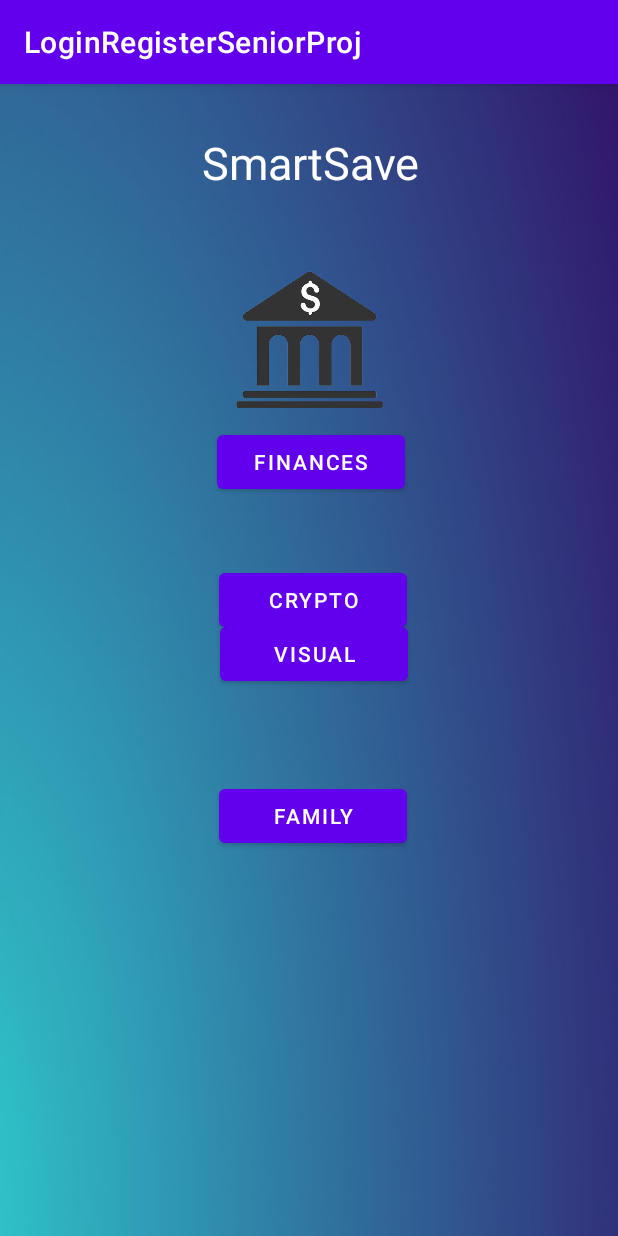
After one commit to eddmarre/SmartSave, an Android app: the UserMainMenu screen opened directly, with no data from a screen before it, on a phone screen of 412 x 824 dp. The commit adds this screen. Run offline under Robolectric (Android 15) with nearby library versions, the phone set to English and light mode, and no system bars; network calls fail.

Commit message:
Added Crypto Currencies and user menu

```diff
--- a/app/build.gradle
+++ b/app/build.gradle
@@ -37,4 +37,6 @@ dependencies {
     testImplementation 'junit:junit:4.+'
     androidTestImplementation 'androidx.test.ext:junit:1.1.3'
     androidTestImplementation 'androidx.test.espresso:espresso-core:3.4.0'
+    // Volley library
+    implementation 'com.android.volley:volley:1.2.1'
 }
--- /dev/null
+++ b/app/src/main/java/com/zybooks/loginregisterseniorproj/UserMainMenu.java
@@ -0,0 +1,21 @@
+package com.zybooks.loginregisterseniorproj;
+
+import androidx.appcompat.app.AppCompatActivity;
+
+import android.content.Intent;
+import android.os.Bundle;
+import android.view.View;
+
+public class UserMainMenu extends AppCompatActivity {
+
+    @Override
+    protected void onCreate(Bundle savedInstanceState) {
+        super.onCreate(savedInstanceState);
+        setContentView(R.layout.activity_user_main_menu);
+    }
+
+    public void crypto(View view) {
+        Intent n= new Intent(this, Crypto.class);
+        startActivity(n);
+    }
+}
--- /dev/null
+++ b/app/src/main/res/layout/activity_user_main_menu.xml
@@ -0,0 +1,103 @@
+<?xml version="1.0" encoding="utf-8"?>
+<androidx.constraintlayout.widget.ConstraintLayout xmlns:android="http://schemas.android.com/apk/res/android"
+    xmlns:app="http://schemas.android.com/apk/res-auto"
+    xmlns:tools="http://schemas.android.com/tools"
+    android:layout_width="match_parent"
+    android:layout_height="match_parent"
+    android:background="@drawable/gradient"
+    tools:context=".UserMainMenu">
+
+    <TextView
+        android:id="@+id/textView2"
+        android:layout_width="wrap_content"
+        android:layout_height="wrap_content"
+        android:layout_marginTop="32dp"
+        android:layout_marginEnd="132dp"
+        android:text="SmartSave"
+        android:textColor="@color/white"
+        android:textSize="30sp"
+        app:layout_constraintEnd_toEndOf="parent"
+        app:layout_constraintHorizontal_bias="1.0"
+        app:layout_constraintStart_toStartOf="parent"
+        app:layout_constraintTop_toTopOf="parent" />
+
+    <ImageView
+        android:id="@+id/imageView"
+        android:layout_width="126dp"
+        android:layout_height="91dp"
+        android:layout_marginStart="143dp"
+        android:layout_marginTop="88dp"
+        android:layout_marginEnd="142dp"
+        android:layout_marginBottom="552dp"
+        app:layout_constraintBottom_toBottomOf="parent"
+        app:layout_constraintEnd_toEndOf="parent"
+        app:layout_constraintHorizontal_bias="0.0"
+        app:layout_constraintStart_toStartOf="parent"
+        app:layout_constraintTop_toTopOf="parent"
+        app:layout_constraintVertical_bias="1.0"
+        app:srcCompat="@drawable/banklogo" />
+
+    <Button
+        android:id="@+id/button2"
+        android:layout_width="125dp"
+        android:layout_height="wrap_content"
+        android:layout_marginStart="146dp"
+        android:layout_marginTop="283dp"
+        android:layout_marginEnd="71dp"
+        android:layout_marginBottom="400dp"
+        android:onClick="crypto"
+        android:text="Crypto"
+        app:layout_constraintBottom_toBottomOf="parent"
+        app:layout_constraintEnd_toEndOf="parent"
+        app:layout_constraintHorizontal_bias="0.0"
+        app:layout_constraintStart_toStartOf="parent"
+        app:layout_constraintTop_toTopOf="parent"
+        app:layout_constraintVertical_bias="1.0" />
+
+    <Button
+        android:id="@+id/button4"
+        android:layout_width="125dp"
+        android:layout_height="wrap_content"
+        android:layout_marginStart="146dp"
+        android:layout_marginTop="356dp"
+        android:layout_marginEnd="140dp"
+        android:layout_marginBottom="326dp"
+        android:text="Visual"
+        app:layout_constraintBottom_toBottomOf="parent"
+        app:layout_constraintEnd_toEndOf="parent"
+        app:layout_constraintHorizontal_bias="1.0"
+        app:layout_constraintStart_toStartOf="parent"
+        app:layout_constraintTop_toTopOf="parent"
+        app:layout_constraintVertical_bias="0.0" />
+
+    <Button
+        android:id="@+id/button5"
+        android:layout_width="125dp"
+        android:layout_height="wrap_content"
+        android:layout_marginStart="146dp"
+        android:layout_marginTop="427dp"
+        android:layout_marginEnd="140dp"
+        android:layout_marginBottom="256dp"
+        android:text="Family"
+        app:layout_constraintBottom_toBottomOf="parent"
+        app:layout_constraintEnd_toEndOf="parent"
+        app:layout_constraintHorizontal_bias="0.0"
+        app:layout_constraintStart_toStartOf="parent"
+        app:layout_constraintTop_toTopOf="parent"
+        app:layout_constraintVertical_bias="1.0" />
+
+    <Button
+        android:id="@+id/button3"
+        android:layout_width="125dp"
+        android:layout_height="wrap_content"
+        android:layout_marginStart="146dp"
+        android:layout_marginTop="209dp"
+        android:layout_marginEnd="143dp"
+        android:layout_marginBottom="474dp"
+        android:text="Finances"
+        app:layout_constraintBottom_toBottomOf="parent"
+        app:layout_constraintEnd_toEndOf="parent"
+        app:layout_constraintStart_toStartOf="parent"
+        app:layout_constraintTop_toTopOf="parent" />
+
+</androidx.constraintlayout.widget.ConstraintLayout>
```
Also changed, not shown: app/src/main/AndroidManifest.xml (+11 -0 lines), app/src/main/java/com/zybooks/loginregisterseniorproj/Crypto.java (added, +164 -0 lines), app/src/main/java/com/zybooks/loginregisterseniorproj/CryptoCurrencyModel.java (added, +37 -0 lines), app/src/main/java/com/zybooks/loginregisterseniorproj/CryptoCurrencyRVAdapter.java (added, +66 -0 lines), app/src/main/java/com/zybooks/loginregisterseniorproj/MainActivity.java (+9 -10 lines), app/src/main/res/layout/activity_crypto.xml (added, +40 -0 lines), app/src/main/res/layout/activity_crypto_currency_rv_adapter.xml (added, +62 -0 lines), app/src/main/res/values/colors.xml (+7 -0 lines).
